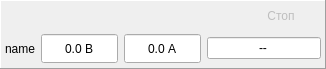
This is zrm/zrmchannelmimimal.ui in dostapazov/powermon_v4 as Qt 5 draws it before an edit. The edited form follows.
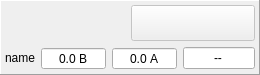
This is the edited form. Icons and pictures are not drawn. Custom widgets are drawn as their Qt base class.

```diff
--- a/zrm/zrmchannelmimimal.ui
+++ b/zrm/zrmchannelmimimal.ui
@@ -6,12 +6,12 @@
    <rect>
     <x>0</x>
     <y>0</y>
-    <width>326</width>
-    <height>69</height>
+    <width>260</width>
+    <height>75</height>
    </rect>
   </property>
   <property name="sizePolicy">
-   <sizepolicy hsizetype="Maximum" vsizetype="Maximum">
+   <sizepolicy hsizetype="Maximum" vsizetype="Preferred">
     <horstretch>0</horstretch>
     <verstretch>0</verstretch>
    </sizepolicy>
@@ -75,20 +75,29 @@
        <layout class="QVBoxLayout" name="verticalLayout">
         <item>
          <layout class="QHBoxLayout" name="horizontalLayout">
+          <property name="spacing">
+           <number>2</number>
+          </property>
           <property name="sizeConstraint">
            <enum>QLayout::SetMinAndMaxSize</enum>
           </property>
           <property name="leftMargin">
-           <number>6</number>
+           <number>0</number>
           </property>
           <item>
            <widget class="ZrmRelayBase" name="zrm_relay" native="true">
             <property name="sizePolicy">
-             <sizepolicy hsizetype="Minimum" vsizetype="Preferred">
+             <sizepolicy hsizetype="Preferred" vsizetype="Preferred">
               <horstretch>0</horstretch>
               <verstretch>0</verstretch>
              </sizepolicy>
             </property>
+            <property name="minimumSize">
+             <size>
+              <width>20</width>
+              <height>20</height>
+             </size>
+            </property>
            </widget>
           </item>
           <item>
@@ -97,20 +106,29 @@
              <bool>false</bool>
             </property>
             <property name="sizePolicy">
-             <sizepolicy hsizetype="Maximum" vsizetype="Maximum">
+             <sizepolicy hsizetype="Preferred" vsizetype="Preferred">
               <horstretch>0</horstretch>
               <verstretch>0</verstretch>
              </sizepolicy>
             </property>
+            <property name="autoFillBackground">
+             <bool>true</bool>
+            </property>
             <property name="text">
-             <string>Стоп</string>
+             <string/>
             </property>
             <property name="icon">
              <iconset resource="zrm_resource.qrc">
               <normaloff>:/zrm/icons/stop.png</normaloff>:/zrm/icons/stop.png</iconset>
             </property>
+            <property name="iconSize">
+             <size>
+              <width>24</width>
+              <height>24</height>
+             </size>
+            </property>
             <property name="flat">
-             <bool>true</bool>
+             <bool>false</bool>
             </property>
            </widget>
           </item>
@@ -123,6 +141,12 @@
           </property>
           <item>
            <widget class="QLabel" name="name">
+            <property name="sizePolicy">
+             <sizepolicy hsizetype="Maximum" vsizetype="Fixed">
+              <horstretch>0</horstretch>
+              <verstretch>0</verstretch>
+             </sizepolicy>
+            </property>
             <property name="text">
              <string>name</string>
             </property>
@@ -134,7 +158,7 @@
           <item>
            <widget class="QDoubleSpinBox" name="volt">
             <property name="sizePolicy">
-             <sizepolicy hsizetype="Fixed" vsizetype="Expanding">
+             <sizepolicy hsizetype="Maximum" vsizetype="Fixed">
               <horstretch>0</horstretch>
               <verstretch>0</verstretch>
              </sizepolicy>
@@ -168,7 +192,7 @@
           <item>
            <widget class="QDoubleSpinBox" name="curr">
             <property name="sizePolicy">
-             <sizepolicy hsizetype="Fixed" vsizetype="Expanding">
+             <sizepolicy hsizetype="Maximum" vsizetype="Fixed">
               <horstretch>0</horstretch>
               <verstretch>0</verstretch>
              </sizepolicy>
@@ -202,7 +226,7 @@
           <item>
            <widget class="QLineEdit" name="ed_time">
             <property name="sizePolicy">
-             <sizepolicy hsizetype="Expanding" vsizetype="Fixed">
+             <sizepolicy hsizetype="Maximum" vsizetype="Fixed">
               <horstretch>0</horstretch>
               <verstretch>0</verstretch>
              </sizepolicy>
```
